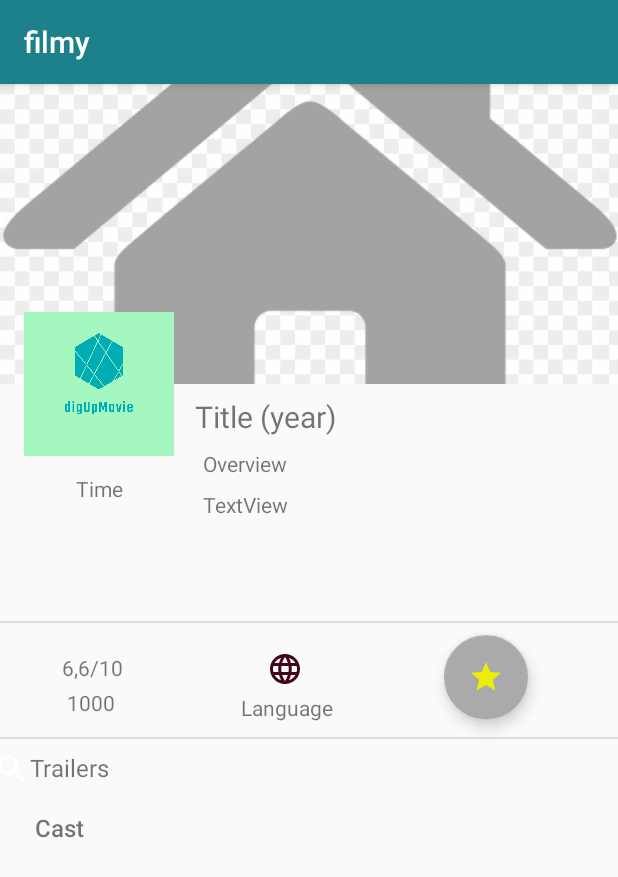
After one commit to jedraas/movies-app, an Android app: the MovieDetail screen opened directly, with no data from a screen before it, on a phone screen of 412 x 824 dp. The commit adds this screen. Shown: the top 877 px of the screen. Run offline under Robolectric (Android 15) with nearby library versions, the phone set to English and light mode, and no system bars.

Commit message:
Stworzenie moviedetail

```diff
--- a/app/build.gradle
+++ b/app/build.gradle
@@ -33,6 +33,7 @@ dependencies {
     implementation group: 'info.movito', name: 'themoviedbapi', version: '1.10'
     implementation 'com.google.android.material:material:1.1.0'
     implementation 'com.squareup.picasso:picasso:2.71828'
+    implementation 'androidx.legacy:legacy-support-v4:1.0.0'
 
 
 }
--- a/app/src/main/AndroidManifest.xml
+++ b/app/src/main/AndroidManifest.xml
@@ -11,7 +11,8 @@
         android:roundIcon="@mipmap/ic_launcher_round"
         android:supportsRtl="true"
         android:theme="@style/AppTheme">
-        <activity android:name=".Search"></activity>
+        <activity android:name=".MovieDetail"></activity>
+        <activity android:name=".Search" />
         <activity android:name=".Favourites" />
         <activity android:name=".NowPlayingMovies" />
         <activity android:name=".TopRatedMovies" />
--- a/app/src/main/java/com/example/filmy/Favourites.java
+++ b/app/src/main/java/com/example/filmy/Favourites.java
@@ -87,13 +87,13 @@ public class Favourites extends AppCompatActivity {
 
         bottomNavigation();
 
-        recyclerView = (RecyclerView) findViewById(R.id.recycler);
-        RecyclerView.LayoutManager mLayoutManager = new LinearLayoutManager(getApplicationContext());
-        //RecyclerView.LayoutManager mLayoutManager = new GridLayoutManager(this, 2);
-        recyclerView.setLayoutManager(mLayoutManager);
-        recyclerView.setItemAnimator(new DefaultItemAnimator());
-       // movieAdapter = new MovieAdapter(this, list);
-      //  recyclerView.setAdapter(movieAdapter);
-        recyclerView.addItemDecoration(new DividerItemDecoration(recyclerView.getContext(), DividerItemDecoration.VERTICAL));
+//        recyclerView = (RecyclerView) findViewById(R.id.recycler);
+//        RecyclerView.LayoutManager mLayoutManager = new LinearLayoutManager(getApplicationContext());
+//        //RecyclerView.LayoutManager mLayoutManager = new GridLayoutManager(this, 2);
+//        recyclerView.setLayoutManager(mLayoutManager);
+//        recyclerView.setItemAnimator(new DefaultItemAnimator());
+//        movieAdapter = new MovieAdapter(this, list);
+//        recyclerView.setAdapter(movieAdapter);
+//        recyclerView.addItemDecoration(new DividerItemDecoration(recyclerView.getContext(), DividerItemDecoration.VERTICAL));
     }
 }
--- a/app/src/main/java/com/example/filmy/MovieAdapter.java
+++ b/app/src/main/java/com/example/filmy/MovieAdapter.java
@@ -1,6 +1,7 @@
 package com.example.filmy;
 
 import android.content.Context;
+import android.content.Intent;
 import android.view.LayoutInflater;
 import android.view.View;
 import android.view.ViewGroup;
@@ -51,4 +52,5 @@ public class MovieAdapter extends RecyclerView.Adapter<MovieAdapter.MyViewHolder
             return list.size();
         }
 
+
     }
--- /dev/null
+++ b/app/src/main/java/com/example/filmy/MovieDetail.java
@@ -0,0 +1,14 @@
+package com.example.filmy;
+
+import androidx.appcompat.app.AppCompatActivity;
+
+import android.os.Bundle;
+
+public class MovieDetail extends AppCompatActivity {
+
+    @Override
+    protected void onCreate(Bundle savedInstanceState) {
+        super.onCreate(savedInstanceState);
+        setContentView(R.layout.activity_movie_detail);
+    }
+}
--- /dev/null
+++ b/app/src/main/res/drawable/ic_language_black_24dp.xml
@@ -0,0 +1,5 @@
+<vector android:height="24dp" android:tint="#41051A"
+    android:viewportHeight="24.0" android:viewportWidth="24.0"
+    android:width="24dp" xmlns:android="http://schemas.android.com/apk/res/android">
+    <path android:fillColor="#FF000000" android:pathData="M11.99,2C6.47,2 2,6.48 2,12s4.47,10 9.99,10C17.52,22 22,17.52 22,12S17.52,2 11.99,2zM18.92,8h-2.95c-0.32,-1.25 -0.78,-2.45 -1.38,-3.56 1.84,0.63 3.37,1.91 4.33,3.56zM12,4.04c0.83,1.2 1.48,2.53 1.91,3.96h-3.82c0.43,-1.43 1.08,-2.76 1.91,-3.96zM4.26,14C4.1,13.36 4,12.69 4,12s0.1,-1.36 0.26,-2h3.38c-0.08,0.66 -0.14,1.32 -0.14,2 0,0.68 0.06,1.34 0.14,2L4.26,14zM5.08,16h2.95c0.32,1.25 0.78,2.45 1.38,3.56 -1.84,-0.63 -3.37,-1.9 -4.33,-3.56zM8.03,8L5.08,8c0.96,-1.66 2.49,-2.93 4.33,-3.56C8.81,5.55 8.35,6.75 8.03,8zM12,19.96c-0.83,-1.2 -1.48,-2.53 -1.91,-3.96h3.82c-0.43,1.43 -1.08,2.76 -1.91,3.96zM14.34,14L9.66,14c-0.09,-0.66 -0.16,-1.32 -0.16,-2 0,-0.68 0.07,-1.35 0.16,-2h4.68c0.09,0.65 0.16,1.32 0.16,2 0,0.68 -0.07,1.34 -0.16,2zM14.59,19.56c0.6,-1.11 1.06,-2.31 1.38,-3.56h2.95c-0.96,1.65 -2.49,2.93 -4.33,3.56zM16.36,14c0.08,-0.66 0.14,-1.32 0.14,-2 0,-0.68 -0.06,-1.34 -0.14,-2h3.38c0.16,0.64 0.26,1.31 0.26,2s-0.1,1.36 -0.26,2h-3.38z"/>
+</vector>
--- a/app/src/main/res/layout/activity_favourites.xml
+++ b/app/src/main/res/layout/activity_favourites.xml
@@ -7,7 +7,7 @@
 
     android:layout_width="match_parent"
     android:layout_height="match_parent"
-    tools:context=".Favourites">
+    >
 
 
     <androidx.recyclerview.widget.RecyclerView
--- /dev/null
+++ b/app/src/main/res/layout/activity_movie_detail.xml
@@ -0,0 +1,243 @@
+<?xml version="1.0" encoding="utf-8"?>
+<androidx.coordinatorlayout.widget.CoordinatorLayout xmlns:android="http://schemas.android.com/apk/res/android"
+    xmlns:tools="http://schemas.android.com/tools"
+    xmlns:app="http://schemas.android.com/apk/res-auto"
+
+    android:layout_width="match_parent"
+    android:layout_height="match_parent"
+    tools:context=".MovieDetail">
+
+    <androidx.core.widget.NestedScrollView
+        android:layout_width="match_parent"
+        android:layout_height="match_parent"
+
+
+        app:layout_behavior="com.google.android.material.appbar.AppBarLayout$ScrollingViewBehavior">
+
+        <androidx.constraintlayout.widget.ConstraintLayout
+            android:layout_width="match_parent"
+            android:layout_height="wrap_content"
+            tools:context=".MovieDetail" >
+
+
+            <ImageView
+                android:id="@+id/imageView"
+                android:layout_width="match_parent"
+                android:layout_height="200dp"
+                android:scaleType="centerCrop"
+                app:srcCompat="@drawable/home"
+                app:layout_constraintEnd_toEndOf="parent"
+                app:layout_constraintStart_toStartOf="parent"
+                app:layout_constraintTop_toTopOf="parent"/>
+
+            <ImageView
+                android:id="@+id/imageView2"
+                android:layout_width="100dp"
+                android:layout_height="wrap_content"
+                app:srcCompat="@drawable/logo"
+                android:layout_marginStart="16dp"
+                android:adjustViewBounds="true"
+                android:scaleType="centerCrop"
+                app:layout_constraintBottom_toBottomOf="@+id/imageView"
+                app:layout_constraintStart_toStartOf="parent"
+                app:layout_constraintTop_toBottomOf="@+id/imageView"/>
+
+            <TextView
+                android:id="@+id/text_title"
+                android:layout_width="0dp"
+                android:layout_height="wrap_content"
+                android:layout_marginTop="8dp"
+                android:layout_marginEnd="188dp"
+                android:fontFamily="sans-serif"
+                android:text="Title (year)"
+                android:textSize="20sp"
+                android:textStyle="normal"
+                app:layout_constraintEnd_toEndOf="parent"
+                app:layout_constraintTop_toBottomOf="@+id/imageView" />
+
+            <TextView
+                android:id="@+id/overView"
+                android:layout_width="0dp"
+                android:layout_height="wrap_content"
+                android:text="Overview"
+                android:layout_marginTop="8dp"
+                android:layout_marginEnd="220dp"
+                app:layout_constraintTop_toBottomOf="@+id/text_title"
+                tools:layout_editor_absoluteX="142dp"
+                app:layout_constraintEnd_toEndOf="parent" />
+
+            <TextView
+                android:id="@+id/textOverView"
+                android:layout_width="0dp"
+                android:layout_height="wrap_content"
+                android:text="TextView"
+                android:layout_marginTop="8dp"
+                android:layout_marginEnd="220dp"
+                app:layout_constraintTop_toBottomOf="@+id/overView"
+                app:layout_constraintEnd_toEndOf="parent"
+                tools:layout_editor_absoluteX="142dp" />
+
+            <TextView
+                android:id="@+id/textTime"
+                android:layout_width="wrap_content"
+                android:layout_height="wrap_content"
+                android:layout_marginTop="12dp"
+                android:text="Time"
+                app:layout_constraintTop_toBottomOf="@+id/imageView2"
+                app:layout_constraintEnd_toEndOf="parent"
+                android:layout_marginEnd="330dp"
+                tools:layout_editor_absoluteX="44dp" />
+
+            <com.google.android.material.chip.ChipGroup
+                android:layout_width="wrap_content"
+                android:layout_height="wrap_content"
+                android:layout_marginEnd="100dp"
+                android:layout_marginTop="25dp"
+                app:layout_constraintStart_toEndOf="@+id/text_title"
+                tools:layout_editor_absoluteY="221dp"
+                app:layout_constraintTop_toBottomOf="@+id/imageView"
+                app:layout_constraintEnd_toEndOf="parent">
+
+            </com.google.android.material.chip.ChipGroup>
+
+            <View
+                android:id="@+id/view"
+                android:layout_width="0dp"
+                android:layout_height="1dp"
+                android:layout_marginTop="68dp"
+                android:background="?android:attr/listDivider"
+                app:layout_constraintEnd_toEndOf="parent"
+                app:layout_constraintHorizontal_bias="0.0"
+                app:layout_constraintStart_toStartOf="parent"
+                app:layout_constraintTop_toBottomOf="@+id/textOverView" />
+
+
+            <TextView
+                android:id="@+id/textVotes"
+                android:layout_width="0dp"
+                android:layout_height="wrap_content"
+                android:text="6,6/10"
+                tools:layout_editor_absoluteX="36dp"
+                android:layout_marginEnd="330dp"
+                android:layout_marginTop="20dp"
+                app:layout_constraintTop_toBottomOf="@+id/view"
+                app:layout_constraintEnd_toEndOf="parent"/>
+
+            <TextView
+                android:id="@+id/textTotalVotes"
+                android:layout_width="wrap_content"
+                android:layout_height="wrap_content"
+                android:text="1000"
+                android:layout_marginTop="4dp"
+                app:layout_constraintTop_toBottomOf="@+id/textVotes"
+                tools:layout_editor_absoluteX="42dp"
+                app:layout_constraintEnd_toEndOf="parent"
+                android:layout_marginEnd="335dp"/>
+
+
+            <TextView
+                android:id="@+id/textIconLanguage"
+                android:layout_width="wrap_content"
+                android:layout_height="wrap_content"
+                android:drawableStart="@drawable/ic_language_black_24dp"
+                app:layout_constraintTop_toTopOf="@+id/view"
+                tools:layout_editor_absoluteX="164dp"
+                android:layout_marginEnd="210dp"
+                android:layout_marginTop="20dp"
+                app:layout_constraintEnd_toEndOf="parent"/>
+
+            <TextView
+                android:id="@+id/textLanguage"
+                android:layout_width="wrap_content"
+                android:layout_height="wrap_content"
+                android:layout_marginTop="4dp"
+                android:text="Language"
+                app:layout_constraintTop_toBottomOf="@+id/textIconLanguage"
+                tools:layout_editor_absoluteX="42dp"
+                app:layout_constraintEnd_toEndOf="parent"
+                android:layout_marginEnd="190dp"/>
+
+            <com.google.android.material.floatingactionbutton.FloatingActionButton
+                android:layout_width="wrap_content"
+                android:layout_height="wrap_content"
+                android:layout_gravity="bottom|end"
+                android:layout_marginTop="8dp"
+                android:layout_marginEnd="60dp"
+                android:src="@drawable/ic_star_black_24dp"
+                app:backgroundTint="@android:color/darker_gray"
+                tools:layout_editor_absoluteY="364dp"
+                app:layout_constraintEnd_toEndOf="parent"
+                app:layout_constraintTop_toBottomOf="@+id/view"/>
+
+            <View
+                android:id="@+id/view2"
+                android:layout_width="0dp"
+                android:layout_height="1dp"
+                android:background="?android:attr/listDivider"
+                app:layout_constraintEnd_toEndOf="parent"
+                app:layout_constraintHorizontal_bias="1.0"
+                app:layout_constraintStart_toStartOf="parent"
+                android:layout_marginTop="10dp"
+                app:layout_constraintTop_toBottomOf="@+id/textLanguage"/>
+
+            <TextView
+                android:id="@+id/textTrailers"
+                android:layout_width="wrap_content"
+                android:layout_height="wrap_content"
+                android:drawableStart="@drawable/ic_search_black_24dp"
+                android:text="Trailers"
+                android:textSize="16sp"
+                android:layout_marginTop="8dp"
+                android:layout_marginEnd="340dp"
+                tools:layout_editor_absoluteY="434dp"
+                app:layout_constraintEnd_toEndOf="parent"
+                app:layout_constraintTop_toBottomOf="@+id/view2"/>
+
+
+
+            <androidx.recyclerview.widget.RecyclerView
+                android:id="@+id/rvTrailers"
+                android:layout_width="match_parent"
+                android:layout_height="wrap_content"
+                android:layout_marginTop="8dp"
+                app:layout_constraintEnd_toEndOf="parent"
+                app:layout_constraintStart_toStartOf="parent"
+                app:layout_constraintTop_toBottomOf="@+id/textTrailers"/>
+
+
+            <TextView
+                android:id="@+id/textCast"
+                android:layout_width="0dp"
+                android:layout_height="wrap_content"
+                android:fontFamily="sans-serif-medium"
+                android:paddingStart="16dp"
+                android:paddingEnd="16dp"
+                android:text="Cast"
+                android:textSize="16sp"
+                android:textStyle="normal"
+                tools:layout_editor_absoluteX="0dp"
+                tools:layout_editor_absoluteY="668dp"
+                android:layout_marginTop="8dp"
+                android:layout_marginEnd="340dp"
+                app:layout_constraintEnd_toEndOf="parent"
+                app:layout_constraintTop_toBottomOf="@+id/rvTrailers"/>
+
+            <androidx.recyclerview.widget.RecyclerView
+                android:id="@+id/rvCast"
+                android:layout_width="match_parent"
+                android:layout_height="wrap_content"
+                android:layout_marginTop="8dp"
+                app:layout_constraintBottom_toBottomOf="parent"
+                app:layout_constraintEnd_toEndOf="parent"
+                app:layout_constraintStart_toStartOf="parent"
+                app:layout_constraintTop_toBottomOf="@+id/textCast"/>
+
+
+
+        </androidx.constraintlayout.widget.ConstraintLayout>
+
+    </androidx.core.widget.NestedScrollView>
+
+    "
+
+</androidx.coordinatorlayout.widget.CoordinatorLayout>
```
